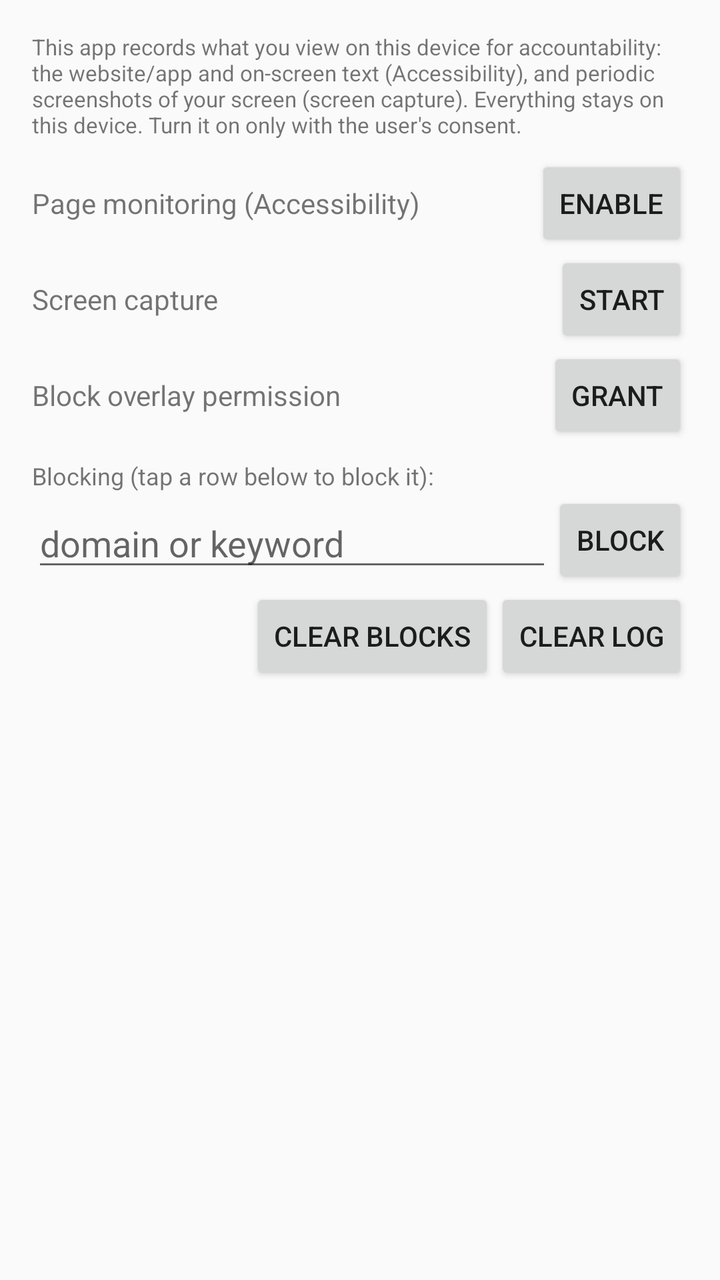
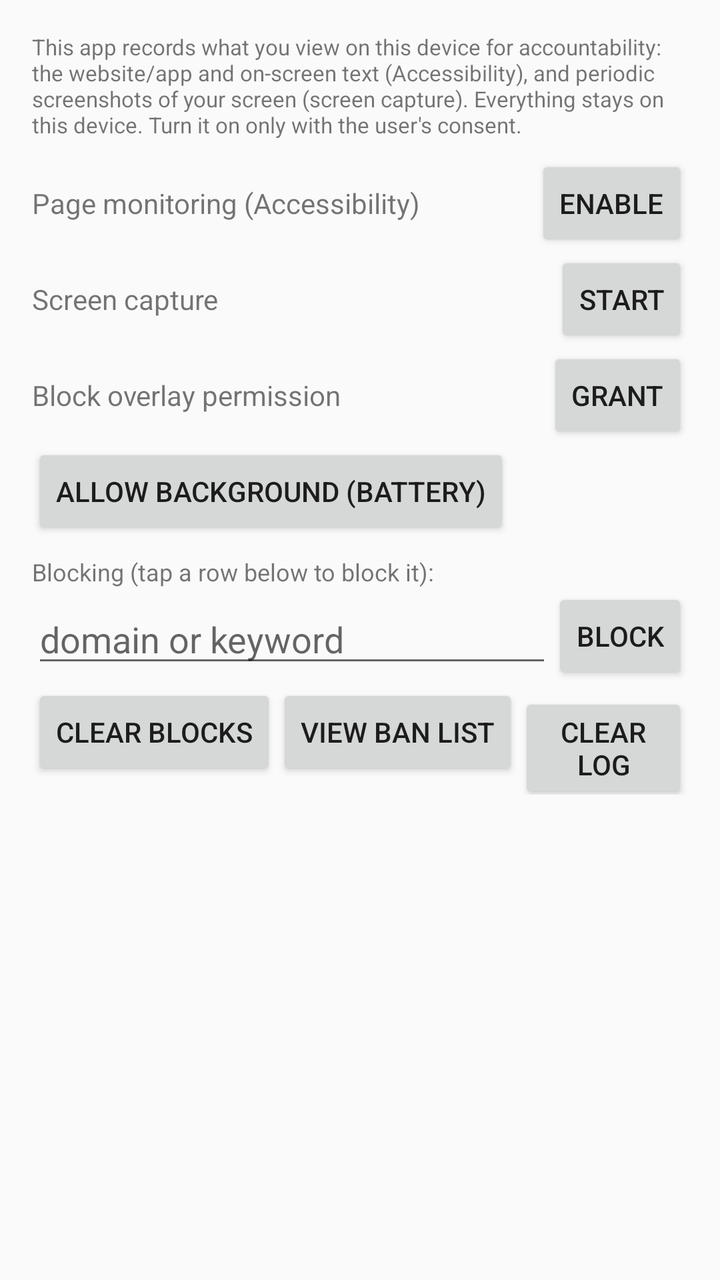

Before-and-after screenshots of an Android layout around one commit, followed by the original layout XML and the change that was made.
<!-- AndroidManifest.xml: application theme Theme.WebTrafficMonitor -->
<!-- res/layout/activity_main.xml -->
<?xml version="1.0" encoding="utf-8"?>
<LinearLayout xmlns:android="http://schemas.android.com/apk/res/android"
    android:layout_width="match_parent"
    android:layout_height="match_parent"
    android:orientation="vertical"
    android:padding="16dp">

    <TextView
        android:id="@+id/disclosure"
        android:layout_width="match_parent"
        android:layout_height="wrap_content"
        android:paddingBottom="8dp"
        android:text="@string/disclosure"
        android:textSize="11sp" />

    <LinearLayout
        android:layout_width="match_parent"
        android:layout_height="wrap_content"
        android:gravity="center_vertical"
        android:orientation="horizontal">

        <TextView
            android:id="@+id/status_accessibility"
            android:layout_width="0dp"
            android:layout_height="wrap_content"
            android:layout_weight="1"
            android:text="@string/page_monitoring" />

        <Button
            android:id="@+id/btn_accessibility"
            style="?android:attr/buttonStyleSmall"
            android:layout_width="wrap_content"
            android:layout_height="wrap_content"
            android:text="@string/enable" />
    </LinearLayout>

    <LinearLayout
        android:layout_width="match_parent"
        android:layout_height="wrap_content"
        android:gravity="center_vertical"
        android:orientation="horizontal">

        <TextView
            android:id="@+id/status_capture"
            android:layout_width="0dp"
            android:layout_height="wrap_content"
            android:layout_weight="1"
            android:text="@string/screen_capture" />

        <Button
            android:id="@+id/btn_capture"
            style="?android:attr/buttonStyleSmall"
            android:layout_width="wrap_content"
            android:layout_height="wrap_content"
            android:text="@string/start" />
    </LinearLayout>

    <LinearLayout
        android:layout_width="match_parent"
        android:layout_height="wrap_content"
        android:gravity="center_vertical"
        android:orientation="horizontal">

        <TextView
            android:id="@+id/status_overlay"
            android:layout_width="0dp"
            android:layout_height="wrap_content"
            android:layout_weight="1"
            android:text="@string/overlay_permission" />

        <Button
            android:id="@+id/btn_overlay"
            style="?android:attr/buttonStyleSmall"
            android:layout_width="wrap_content"
            android:layout_height="wrap_content"
            android:text="@string/grant" />
    </LinearLayout>

    <TextView
        android:id="@+id/block_rules"
        android:layout_width="match_parent"
        android:layout_height="wrap_content"
        android:layout_marginTop="8dp"
        android:text="@string/blocking_label"
        android:textSize="12sp" />

    <LinearLayout
        android:layout_width="match_parent"
        android:layout_height="wrap_content"
        android:gravity="center_vertical"
        android:orientation="horizontal">

        <EditText
            android:id="@+id/input_block"
            android:layout_width="0dp"
            android:layout_height="wrap_content"
            android:layout_weight="1"
            android:hint="@string/block_hint"
            android:imeOptions="actionDone"
            android:inputType="textNoSuggestions"
            android:maxLines="1" />

        <Button
            android:id="@+id/btn_block"
            style="?android:attr/buttonStyleSmall"
            android:layout_width="wrap_content"
            android:layout_height="wrap_content"
            android:text="@string/block" />
    </LinearLayout>

    <LinearLayout
        android:layout_width="match_parent"
        android:layout_height="wrap_content"
        android:gravity="end"
        android:orientation="horizontal">

        <Button
            android:id="@+id/btn_clear_blocks"
            style="?android:attr/buttonStyleSmall"
            android:layout_width="wrap_content"
            android:layout_height="wrap_content"
            android:text="@string/clear_blocks" />

        <Button
            android:id="@+id/btn_clear_log"
            style="?android:attr/buttonStyleSmall"
            android:layout_width="wrap_content"
            android:layout_height="wrap_content"
            android:text="@string/clear_log" />
    </LinearLayout>

    <TextView
        android:id="@+id/empty_list"
        android:layout_width="match_parent"
        android:layout_height="wrap_content"
        android:paddingVertical="24dp"
        android:text="@string/empty_list"
        android:textAlignment="center"
        android:visibility="gone" />

    <androidx.recyclerview.widget.RecyclerView
        android:id="@+id/list"
        android:layout_width="match_parent"
        android:layout_height="0dp"
        android:layout_weight="1"
        android:clipToPadding="false"
        android:paddingTop="8dp" />

</LinearLayout>
<!-- resources referenced by this layout -->
<resources>
  <string name="block">Block</string>
  <string name="block_hint">domain or keyword</string>
  <string name="blocking_label">Blocking (tap a row below to block it):</string>
  <string name="clear_blocks">Clear blocks</string>
  <string name="clear_log">Clear log</string>
  <string name="disclosure">This app records what you view on this device for accountability: the website/app and on-screen text (Accessibility), and periodic screenshots of your screen (screen capture). Everything stays on this device. Turn it on only with the user\'s consent.</string>
  <string name="empty_list">Nothing recorded yet. Turn on monitoring above.</string>
  <string name="enable">Enable</string>
  <string name="grant">Grant</string>
  <string name="overlay_permission">Block overlay permission</string>
  <string name="page_monitoring">Page monitoring (Accessibility)</string>
  <string name="screen_capture">Screen capture</string>
  <string name="start">Start</string>
  <style name="Theme.WebTrafficMonitor" parent="Theme.AppCompat.Light.NoActionBar" />
</resources>

<!-- the commit's change to res/layout/activity_main.xml (unified diff, before → after) -->
@@ -76,6 +76,23 @@
             android:text="@string/grant" />
     </LinearLayout>
 
+
+    <LinearLayout
+        android:layout_width="match_parent"
+        android:layout_height="wrap_content"
+        android:gravity="center_vertical"
+        android:orientation="horizontal">
+
+        <Button
+        android:id="@+id/btn_battery"
+        android:layout_width="wrap_content"
+        android:layout_height="wrap_content"
+        android:text="Allow background (battery)" />
+
+    </LinearLayout>
+
+
+
     <TextView
         android:id="@+id/block_rules"
         android:layout_width="match_parent"
@@ -122,6 +139,12 @@
             android:text="@string/clear_blocks" />
 
         <Button
+            android:id="@+id/btn_ban_list"
+            android:layout_width="wrap_content"
+            android:layout_height="wrap_content"
+            android:text="View ban list" />
+
+        <Button
             android:id="@+id/btn_clear_log"
             style="?android:attr/buttonStyleSmall"
             android:layout_width="wrap_content"
